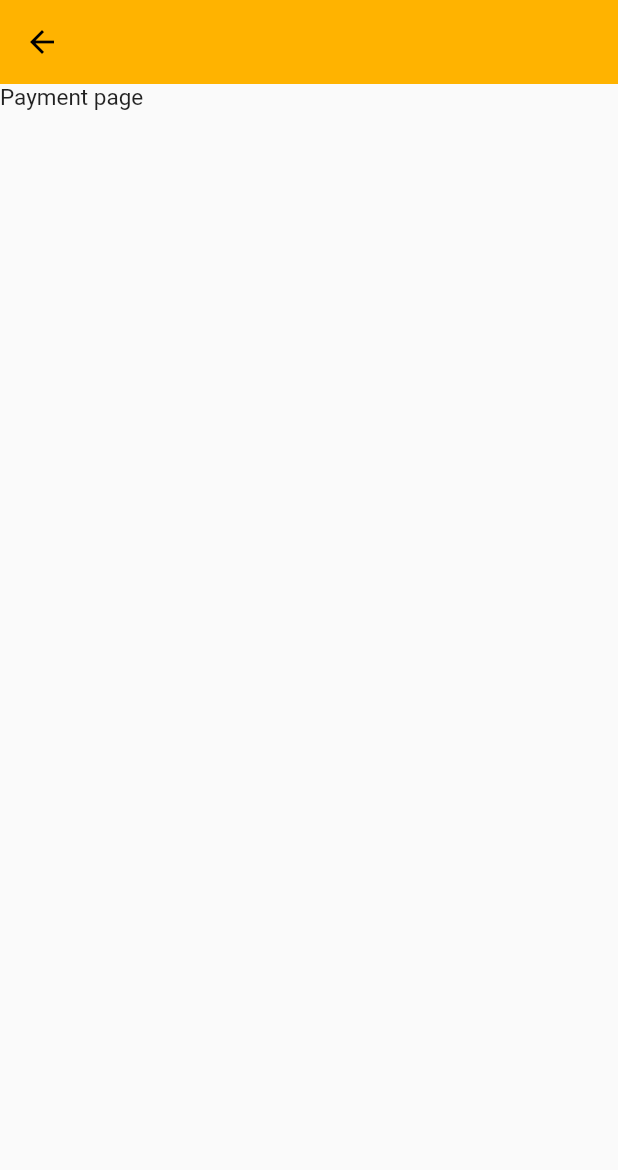
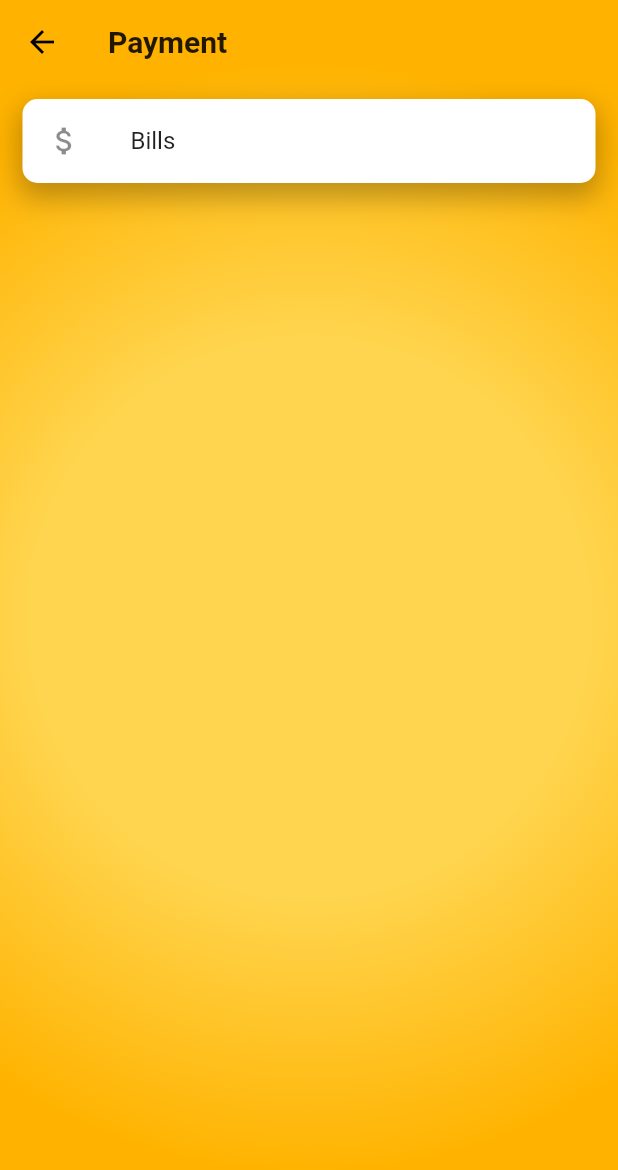
Before and after one commit to sh4of4n/epandu.app.6.2.limsf.fork, a Flutter app: the PaymentPage screen opened directly, on a phone screen of 412 x 824 dp. Shown: the top 1170 px of the screen. Run offline on Flutter 3.47's test engine with Material 2 defaults, Android fonts, the phone set to English and light mode, and no system bars; our stand-ins replace chopper, flushbar, flutter_custom_clippers, flutter_screenutil, flutter_spinkit, geolocator and 5 more; missing offline and left inert: geocoder, map_launcher, random_color, xml2json; accounts and stored records are empty; generated files the repository leaves out were written again; Roboto replaces fonts that are missing (Dosis).

Commit message:
Update
WIP add temporary bill APIs

```diff
--- a/lib/pages/home/home_menu_tiles.dart
+++ b/lib/pages/home/home_menu_tiles.dart
@@ -44,7 +44,7 @@ class HomeMenuTiles extends StatelessWidget {
             mainAxisAlignment: MainAxisAlignment.spaceBetween,
             children: <Widget>[
               IconTile(
-                // component: PAYMENT,
+                component: PAYMENT,
                 tileImage: image.iconProgramme,
                 title: AppLocalizations.of(context).translate('payment_lbl'),
                 tileFirstColor: Colors.deepPurple,
--- a/lib/pages/payment/payment.dart
+++ b/lib/pages/payment/payment.dart
@@ -1 +1,2 @@
 export 'payment_page.dart';
+export 'bill_selection.dart';
--- a/lib/pages/payment/payment_page.dart
+++ b/lib/pages/payment/payment_page.dart
@@ -1,4 +1,5 @@
 import 'package:epandu/utils/constants.dart';
+import 'package:epandu/utils/route_path.dart';
 import 'package:flutter/material.dart';
 
 class PaymentPage extends StatelessWidget {
@@ -6,12 +7,50 @@ class PaymentPage extends StatelessWidget {
 
   @override
   Widget build(BuildContext context) {
-    return Scaffold(
-      appBar: AppBar(
-        elevation: 0,
-        backgroundColor: primaryColor,
+    return Container(
+      decoration: BoxDecoration(
+        gradient: RadialGradient(
+          colors: [Colors.amber.shade300, primaryColor],
+          stops: [0.5, 1],
+          radius: 0.9,
+        ),
       ),
-      body: Text('Payment page'),
+      child: Scaffold(
+        backgroundColor: Colors.transparent,
+        appBar: AppBar(
+          title: Text('Payment'),
+          elevation: 0,
+          backgroundColor: Colors.transparent,
+        ),
+        body: Container(
+          decoration: BoxDecoration(
+              borderRadius: BorderRadius.circular(10.0),
+              color: Colors.white,
+              boxShadow: [
+                BoxShadow(
+                  blurRadius: 15,
+                  offset: Offset(0, 8),
+                  spreadRadius: 2,
+                  color: Colors.black26,
+                ),
+              ]),
+          margin: const EdgeInsets.symmetric(vertical: 10.0, horizontal: 15.0),
+          child: ListView(
+            shrinkWrap: true,
+            children: <Widget>[
+              ListTile(
+                onTap: () => Navigator.pushNamed(context, BILL_SELECTION),
+                leading: Icon(Icons.attach_money),
+                title: Text('Bills'),
+              ),
+              // ListTile(
+              //   onTap: () {},
+              //   title: Text('Top-up'),
+              // ),
+            ],
+          ),
+        ),
+      ),
     );
   }
 }
--- a/lib/services/api/api_service.dart
+++ b/lib/services/api/api_service.dart
@@ -233,4 +233,7 @@ abstract class ApiService extends ChopperService {
     @Path('areaCode') String areaCode,
   });
   // end emergency_repo
+
+  @Post(path: 'FPX_SendB2CAuthRequest')
+  Future<Response> payFpx(@Body() var body);
 }
--- a/lib/utils/route_generator.dart
+++ b/lib/utils/route_generator.dart
@@ -127,6 +127,11 @@ class RouteGenerator {
           settings: RouteSettings(name: PAYMENT),
           builder: (_) => PaymentPage(),
         );
+      case BILL_SELECTION:
+        return MaterialPageRoute(
+          settings: RouteSettings(name: BILL_SELECTION),
+          builder: (_) => BillSelection(),
+        );
       default:
         return _errorRoute();
     }
--- a/lib/utils/route_path.dart
+++ b/lib/utils/route_path.dart
@@ -19,3 +19,4 @@ const String CHANGE_PASSWORD = '/change_password';
 const String EMERGENCY_DIRECTORY = '/emergency_directory';
 const String DIRECTORY_LIST = '/directory_list';
 const String DIRECTORY_DETAIL = '/directory_detail';
+const String BILL_SELECTION = '/bill_selection';
```
Also changed, not shown: lib/main.dart (+6 -1 lines), lib/pages/payment/bill_selection.dart (added, +28 -0 lines), lib/services/api/bill_service.dart (added, +90 -0 lines), lib/services/repo/bill_repo.dart (added, +55 -0 lines), lib/utils/app_config.dart (+6 -5 lines), lib/services/api/api_service.chopper.dart, lib/services/api/bill_service.chopper.dart (added), lib/services/api/model/bill_model.dart (added).
